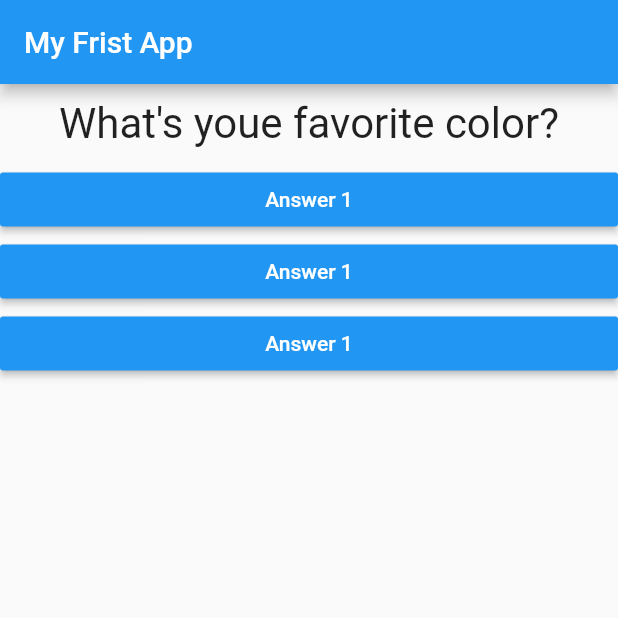
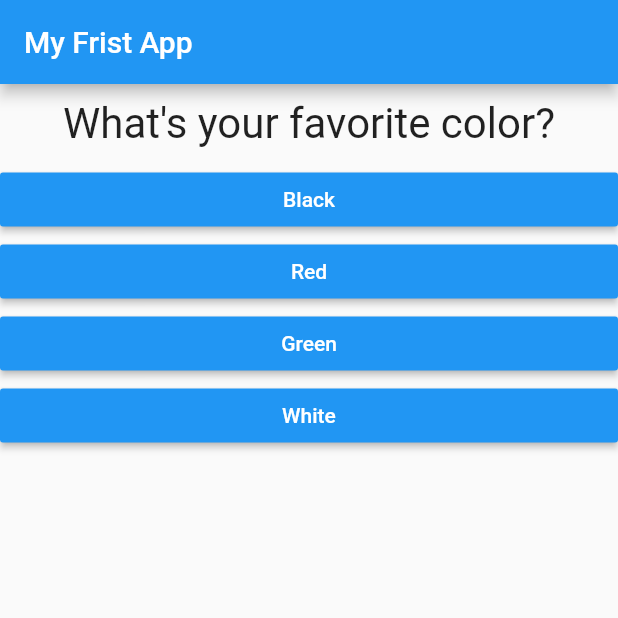
Before and after one commit to wilhwilh/flutter_first_guide, a Flutter app: the screen it shows after launch, on a phone screen of 412 x 824 dp, the top half of it. Run offline on Flutter 3.47's test engine with Material 2 defaults, Android fonts, the phone set to English and light mode, and no system bars.

Commit message:
Change data structure for questions, map list of string to return a widget for each element

```diff
--- a/lib/answer.dart
+++ b/lib/answer.dart
@@ -2,8 +2,9 @@ import 'package:flutter/material.dart';
 
 class Answer extends StatelessWidget {
   final Function selectHandler;
+  final String answerText;
 
-  Answer(this.selectHandler);
+  Answer(this.selectHandler, this.answerText);
 
   @override
   Widget build(BuildContext context) {
@@ -12,7 +13,7 @@ class Answer extends StatelessWidget {
       child: RaisedButton(
         color: Colors.blue,
         textColor: Colors.white,
-        child: Text('Answer 1'),
+        child: Text(answerText),
         onPressed: selectHandler,
       ),
     );
--- a/lib/main.dart
+++ b/lib/main.dart
@@ -31,9 +31,19 @@ class _MyAppState extends State<MyApp> {
 
   @override
   Widget build(BuildContext context) {
-    var questions = [
-      'What\'s youe favorite color?',
-      'What\'s yoir favoritte animal? '
+    const questions = [
+      {
+        'questionText': 'What\'s your favorite color?',
+        'answers': ['Black', 'Red', 'Green', 'White']
+      },
+      {
+        'questionText': 'What\'s your favorite animal?',
+        'answers': ['Snake', 'Monkey', 'Horse', 'Dog']
+      },
+      {
+        'questionText': 'Who\'s your favorite day?',
+        'answers': ['Monday', 'Sunday', 'Saturday', 'Thursday']
+      },
     ];
     return MaterialApp(
       home: Scaffold(
@@ -43,11 +53,12 @@ class _MyAppState extends State<MyApp> {
         body: Column(
           children: [
             Question(
-              questions[_questionIndex],
+              questions[_questionIndex]['questionText'],
             ),
-            Answer(_answerQuestion),
-            Answer(_answerQuestion),
-            Answer(_answerQuestion),
+            ...(questions[_questionIndex]['answers'] as List<String>)
+                .map((answer) {
+              return Answer(_answerQuestion, answer);
+            }).toList()
           ],
         ),
       ),
```
